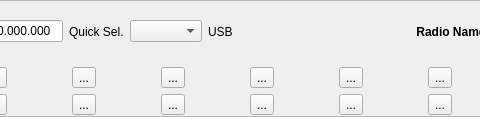
Old version of the form mqt/MqtLogger/rigcontrolframe.ui in the repository zsteva/backup-minos2; both pictures show x 88 to 568 and y 0 to 117 of the 699 by 117 pixel window.
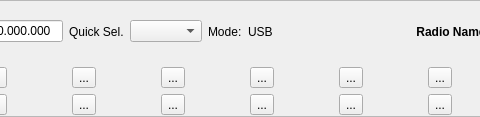
New version of the form. Custom widgets are drawn as their Qt base class.

Commit message: change rotcontrol config to tabs to match rigcontrol add label to mode in rigcontrolframe

```diff
--- a/mqt/MqtLogger/rigcontrolframe.ui
+++ b/mqt/MqtLogger/rigcontrolframe.ui
@@ -65,6 +65,13 @@
          <item>
           <widget class="QComboBox" name="bandSelCombo"/>
          </item>
+         <item>
+          <widget class="QLabel" name="label_2">
+           <property name="text">
+            <string>Mode:</string>
+           </property>
+          </widget>
+         </item>
          <item>
           <widget class="QLabel" name="modelbl">
            <property name="text">
```
The commit also changes 3 other files.
